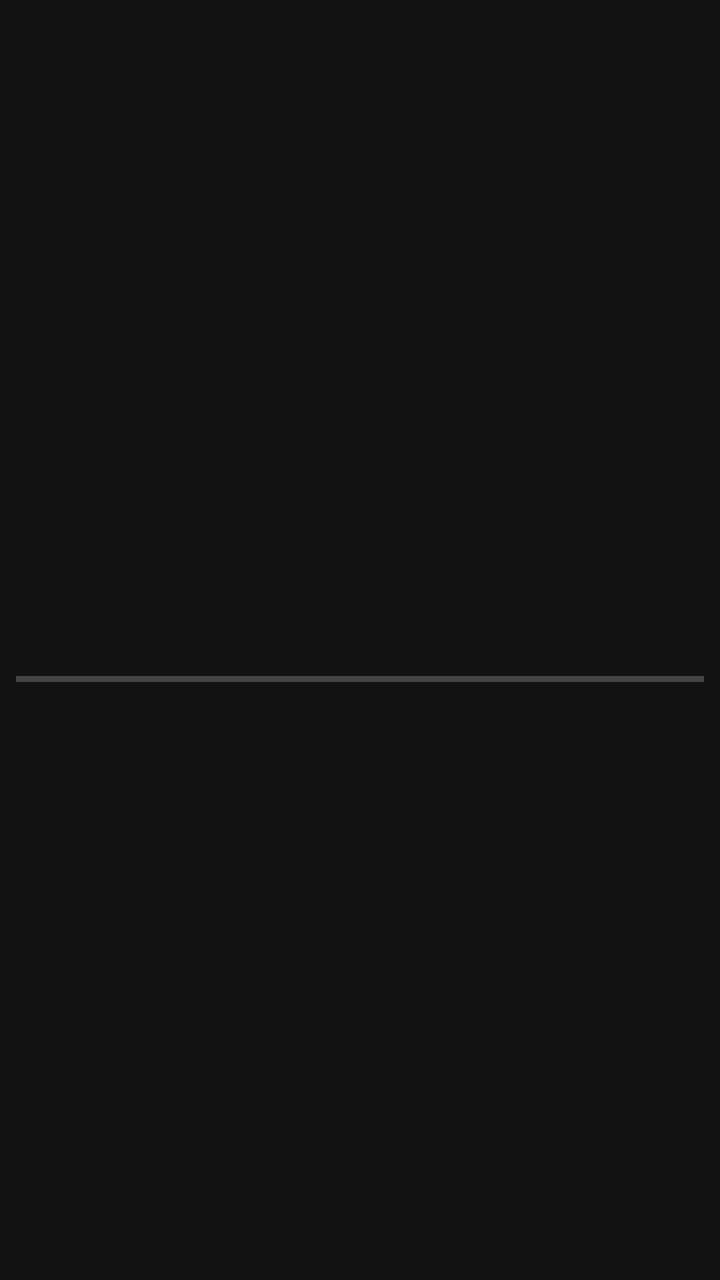
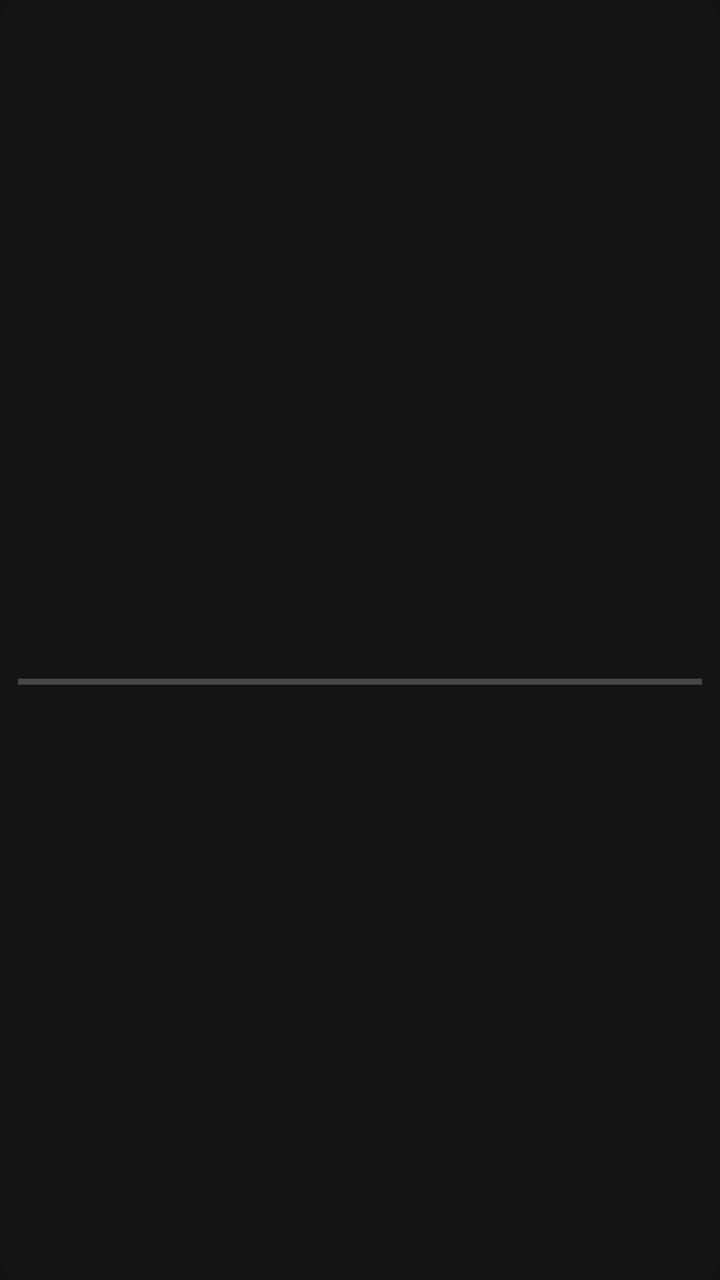

The first picture is an Android layout as it rendered before a commit; the second is the same layout after the commit. The layout source and the unified diff follow.
<!-- AndroidManifest.xml: application theme AppTheme -->
<!-- res/layout/widget_list_item.xml -->
<?xml version="1.0" encoding="utf-8"?>
<LinearLayout xmlns:android="http://schemas.android.com/apk/res/android"
    android:id="@+id/widget_list_item_root"
    android:layout_width="match_parent"
    android:layout_height="wrap_content"
    android:orientation="horizontal"
    android:padding="8dp"
    android:gravity="center_vertical">

    <LinearLayout
        android:layout_width="0dp"
        android:layout_height="wrap_content"
        android:layout_weight="1"
        android:orientation="vertical">

        <TextView
            android:id="@+id/tv_title"
            android:layout_width="match_parent"
            android:layout_height="wrap_content"
            android:textColor="#FFFFFF"
            android:textSize="13sp"
            android:textStyle="bold"
            android:maxLines="2"
            android:ellipsize="end" />

        <TextView
            android:id="@+id/tv_sub"
            android:layout_width="match_parent"
            android:layout_height="wrap_content"
            android:textColor="#B8C0CC"
            android:textSize="11sp"
            android:maxLines="1"
            android:ellipsize="end"
            android:layout_marginTop="2dp" />

        <ProgressBar
            android:id="@+id/pb_show_progress"
            style="?android:attr/progressBarStyleHorizontal"
            android:layout_width="match_parent"
            android:layout_height="3dp"
            android:layout_marginTop="5dp"
            android:max="100"
            android:progress="0"
            android:progressTint="#4DD0E1"
            android:backgroundTint="#333A44" />
    </LinearLayout>
</LinearLayout>
<!-- resources referenced by this layout -->
<resources>
  <style name="AppTheme" parent="Theme.MaterialComponents.NoActionBar">
          <item name="colorPrimary">@color/colorPrimary</item>
          <item name="colorPrimaryDark">@color/colorPrimaryDark</item>
          <item name="colorAccent">@color/colorAccent</item>
          <item name="android:windowBackground">@color/bg_dark</item>
          <item name="android:colorBackground">@color/bg_dark</item>
      </style>
  <color name="colorPrimary">#6200EE</color>
  <color name="colorPrimaryDark">#3700B3</color>
  <color name="colorAccent">#03DAC5</color>
  <color name="bg_dark">#121212</color>
</resources>

<!-- the commit's change to res/layout/widget_list_item.xml (unified diff, before → after) -->
@@ -4,7 +4,8 @@
     android:layout_width="match_parent"
     android:layout_height="wrap_content"
     android:orientation="horizontal"
-    android:padding="8dp"
+    android:background="@drawable/row_bg"
+    android:padding="9dp"
     android:gravity="center_vertical">
 
     <LinearLayout
@@ -18,9 +19,9 @@
             android:layout_width="match_parent"
             android:layout_height="wrap_content"
             android:textColor="#FFFFFF"
-            android:textSize="13sp"
+            android:textSize="14sp"
             android:textStyle="bold"
-            android:maxLines="2"
+            android:maxLines="1"
             android:ellipsize="end" />
 
         <TextView
@@ -38,7 +39,7 @@
             style="?android:attr/progressBarStyleHorizontal"
             android:layout_width="match_parent"
             android:layout_height="3dp"
-            android:layout_marginTop="5dp"
+            android:layout_marginTop="6dp"
             android:max="100"
             android:progress="0"
             android:progressTint="#4DD0E1"
<!-- resource entries referenced after the edit -->
@@ -1,5 +1,11 @@
 <!-- resources referenced by this layout -->
 <resources>
+  <!-- drawable row_bg (drawable) -->
+  <?xml version="1.0" encoding="utf-8"?>
+  <shape xmlns:android="http://schemas.android.com/apk/res/android">
+      <solid android:color="#142A2A3A" />
+      <corners android:radius="10dp" />
+  </shape>
   <style name="AppTheme" parent="Theme.MaterialComponents.NoActionBar">
           <item name="colorPrimary">@color/colorPrimary</item>
           <item name="colorPrimaryDark">@color/colorPrimaryDark</item>
